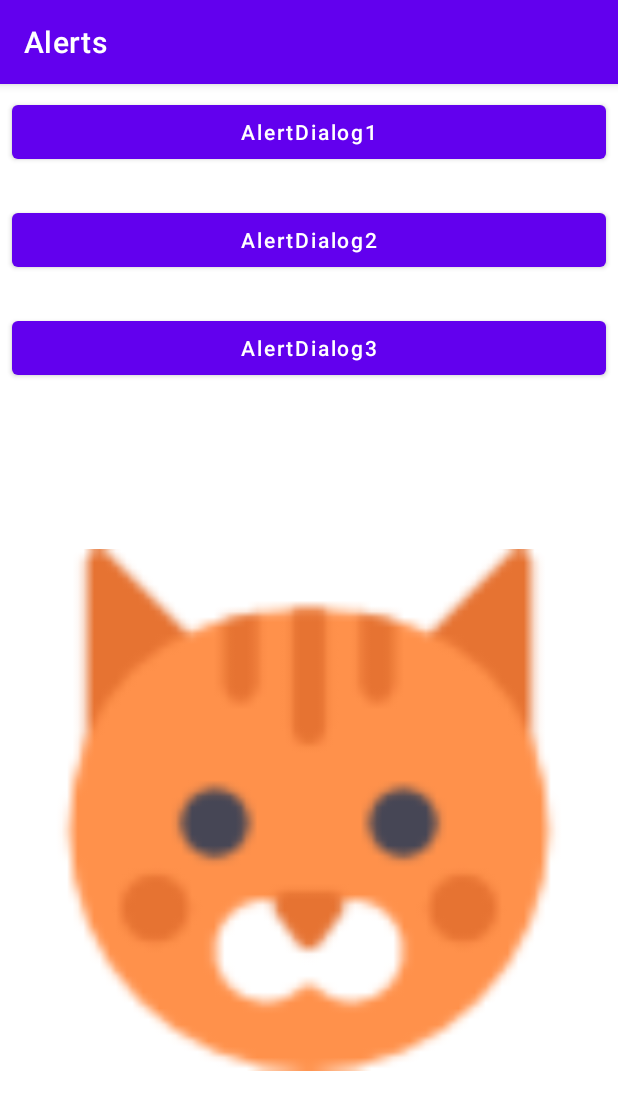
After one commit to LeeHuiJu/android-practice, an Android app: the AlertsActivity screen opened directly, with no data from a screen before it, on a phone screen of 412 x 824 dp. The commit adds this screen. Shown: the top 1110 px of the screen. Run offline under Robolectric (Android 15) with nearby library versions, the phone set to English and light mode, and no system bars.

Commit message:
feat : AlertDialog example

```diff
--- a/E02Views/app/src/main/AndroidManifest.xml
+++ b/E02Views/app/src/main/AndroidManifest.xml
@@ -11,6 +11,10 @@
         android:supportsRtl="true"
         android:theme="@style/Theme.E02Views"
         tools:targetApi="31">
+        <activity
+            android:name=".AlertsActivity"
+            android:exported="false"
+            android:label="@string/action_alerts" />
         <activity
             android:name=".SpinnersActivity"
             android:exported="false"
--- a/E02Views/app/src/main/java/net/skhu/MainActivity.java
+++ b/E02Views/app/src/main/java/net/skhu/MainActivity.java
@@ -44,6 +44,10 @@ public class MainActivity extends AppCompatActivity {
             Intent intent = new Intent(this, SpinnersActivity.class);
             startActivity(intent);
             return true;
+        } else if (id == R.id.action_alerts) {
+            Intent intent = new Intent(this, AlertsActivity.class);
+            startActivity(intent);
+            return true;
         }
         return super.onOptionsItemSelected(item);
     }
--- /dev/null
+++ b/E02Views/app/src/main/res/layout/activity_alerts.xml
@@ -0,0 +1,61 @@
+<?xml version="1.0" encoding="utf-8"?>
+<androidx.constraintlayout.widget.ConstraintLayout xmlns:android="http://schemas.android.com/apk/res/android"
+    xmlns:app="http://schemas.android.com/apk/res-auto"
+    xmlns:tools="http://schemas.android.com/tools"
+    android:layout_width="match_parent"
+    android:layout_height="match_parent"
+    tools:context=".AlertsActivity">
+
+    <Button
+        android:id="@+id/button1"
+        android:layout_width="0dp"
+        android:layout_height="wrap_content"
+        android:layout_marginStart="8dp"
+        android:layout_marginTop="8dp"
+        android:layout_marginEnd="8dp"
+        android:onClick="button1_clicked"
+        android:text="@string/botton1"
+        app:layout_constraintEnd_toEndOf="parent"
+        app:layout_constraintStart_toStartOf="parent"
+        app:layout_constraintTop_toTopOf="parent" />
+
+    <Button
+        android:id="@+id/button2"
+        android:layout_width="0dp"
+        android:layout_height="wrap_content"
+        android:layout_marginStart="8dp"
+        android:layout_marginTop="24dp"
+        android:layout_marginEnd="8dp"
+        android:onClick="button2_clicked"
+        android:text="@string/botton2"
+        app:layout_constraintEnd_toEndOf="parent"
+        app:layout_constraintStart_toStartOf="parent"
+        app:layout_constraintTop_toBottomOf="@+id/button1" />
+
+    <Button
+        android:id="@+id/button3"
+        android:layout_width="0dp"
+        android:layout_height="wrap_content"
+        android:layout_marginStart="8dp"
+        android:layout_marginTop="24dp"
+        android:layout_marginEnd="8dp"
+        android:onClick="button3_clicked"
+        android:text="@string/botton3"
+        app:layout_constraintEnd_toEndOf="parent"
+        app:layout_constraintStart_toStartOf="parent"
+        app:layout_constraintTop_toBottomOf="@+id/button2" />
+
+    <ImageView
+        android:id="@+id/imageView1"
+        android:layout_width="0dp"
+        android:layout_height="0dp"
+        android:layout_marginStart="32dp"
+        android:layout_marginTop="32dp"
+        android:layout_marginEnd="32dp"
+        android:layout_marginBottom="32dp"
+        app:layout_constraintBottom_toBottomOf="parent"
+        app:layout_constraintEnd_toEndOf="parent"
+        app:layout_constraintStart_toStartOf="parent"
+        app:layout_constraintTop_toBottomOf="@+id/button3"
+        app:srcCompat="@drawable/animal_cat_large" />
+</androidx.constraintlayout.widget.ConstraintLayout>
--- a/E02Views/app/src/main/res/menu/menu_main.xml
+++ b/E02Views/app/src/main/res/menu/menu_main.xml
@@ -22,4 +22,8 @@
         android:id="@+id/action_spinners"
         android:title="@string/action_spinners"
         app:showAsAction="never" />
+    <item
+        android:id="@+id/action_alerts"
+        android:title="@string/action_alerts"
+        app:showAsAction="never" />
 </menu>
--- a/E02Views/app/src/main/res/values/strings.xml
+++ b/E02Views/app/src/main/res/values/strings.xml
@@ -6,6 +6,21 @@
         <item>휴대폰</item>
         <item>기타</item>
     </string-array>
+
+    <string-array name="animals">
+        <item>고양이</item>
+        <item>강아지</item>
+        <item>부엉이</item>
+    </string-array>
+    <string name="action_alerts">Alerts</string>
+    <string name="saveSuccess">저장 성공</string>
+    <string name="close">닫기</string>
+    <string name="confirm">확인</string>
+    <string name="doYouWantToDelete">삭제하시겠습니까?</string>
+    <string name="yes">예</string>
+    <string name="no">아니오</string>
+    <string name="selectAnimal">동물 선택</string>
+    <string name="cancel">취소</string>
 
     <string name="app_name">E02Views</string>
     <string name="action_signUp">회원가입</string>
@@ -36,4 +51,7 @@
     <string name="input_phone">전화번호를 입력하세요</string>
     <string name="input_address">주소를 입력하세요</string>
     <string name="action_spinners">Spinners</string>
+    <string name="botton1">AlertDialog1</string>
+    <string name="botton2">AlertDialog2</string>
+    <string name="botton3">AlertDialog3</string>
 </resources>
--- a/E02Views/app/src/main/res/values/themes.xml
+++ b/E02Views/app/src/main/res/values/themes.xml
@@ -12,5 +12,6 @@
         <!-- Status bar color. -->
         <item name="android:statusBarColor">?attr/colorPrimaryVariant</item>
         <!-- Customize your theme here. -->
+        <item name="textAllCaps">false</item>
     </style>
 </resources>
```
Also changed, not shown: E02Views/app/src/main/java/net/skhu/AlertsActivity.java (added, +79 -0 lines).
